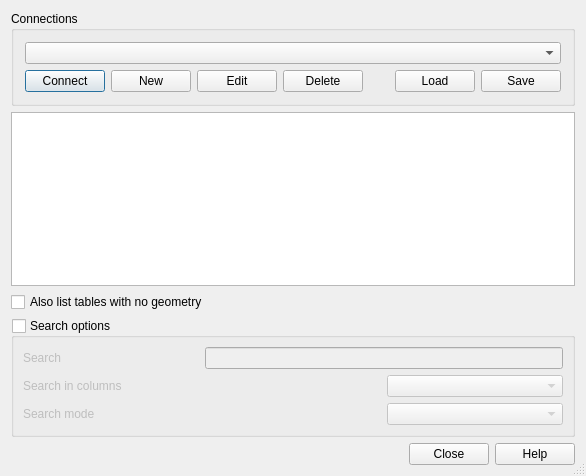
Before: the Qt Designer form src/ui/qgsdbsourceselectbase.ui in qgis/QGIS, drawn with Qt 5.
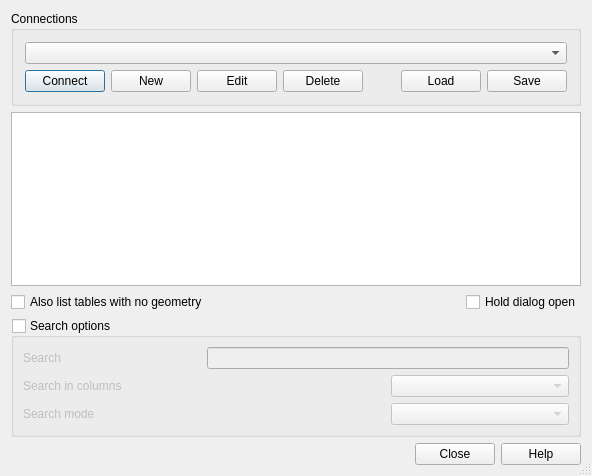
After: the same form once the commit is applied. Icons and pictures are not drawn.

Commit message: add checkbox in db conn dialog in order to keep the window open after adding a table

```diff
--- a/src/ui/qgsdbsourceselectbase.ui
+++ b/src/ui/qgsdbsourceselectbase.ui
@@ -6,7 +6,7 @@
    <rect>
     <x>0</x>
     <y>0</y>
-    <width>586</width>
+    <width>592</width>
     <height>476</height>
    </rect>
   </property>
@@ -24,8 +24,8 @@
   <property name="modal">
    <bool>true</bool>
   </property>
-  <layout class="QVBoxLayout" name="verticalLayout">
-   <item>
+  <layout class="QGridLayout" name="gridLayout_2">
+   <item row="0" column="0">
     <widget class="QGroupBox" name="connectionsGroupBox">
      <property name="title">
       <string>Connections</string>
@@ -99,13 +99,15 @@
      </layout>
     </widget>
    </item>
-   <item>
+   <item row="1" column="0">
     <widget class="QTreeView" name="mTablesTreeView">
      <property name="selectionMode">
       <enum>QAbstractItemView::ExtendedSelection</enum>
      </property>
     </widget>
    </item>
+   <item row="2" column="0">
+    <layout class="QHBoxLayout" name="horizontalLayout_2">
    <item>
     <widget class="QCheckBox" name="cbxAllowGeometrylessTables">
      <property name="text">
@@ -114,6 +116,28 @@
     </widget>
    </item>
    <item>
+      <spacer name="horizontalSpacer_2">
+       <property name="orientation">
+        <enum>Qt::Horizontal</enum>
+       </property>
+       <property name="sizeHint" stdset="0">
+        <size>
+         <width>40</width>
+         <height>20</height>
+        </size>
+       </property>
+      </spacer>
+     </item>
+     <item>
+      <widget class="QCheckBox" name="mHoldDialogOpen">
+       <property name="text">
+        <string>Hold dialog open</string>
+       </property>
+      </widget>
+     </item>
+    </layout>
+   </item>
+   <item row="3" column="0">
     <widget class="QGroupBox" name="mSearchGroupBox">
      <property name="title">
       <string>Search options</string>
@@ -197,7 +221,7 @@
      </layout>
     </widget>
    </item>
-   <item>
+   <item row="4" column="0">
     <widget class="QDialogButtonBox" name="buttonBox">
      <property name="standardButtons">
       <set>QDialogButtonBox::Close|QDialogButtonBox::Help</set>
```
Lines whose indentation alone changed are shown as unchanged. The commit also changes 4 other files.
